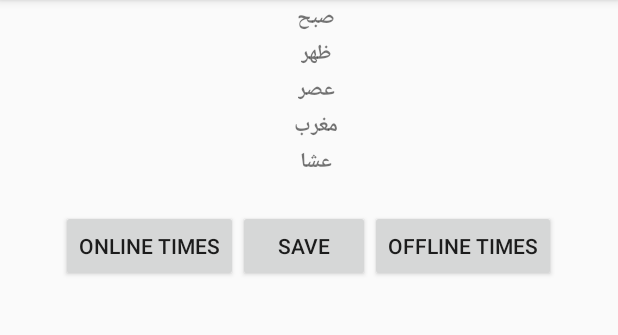
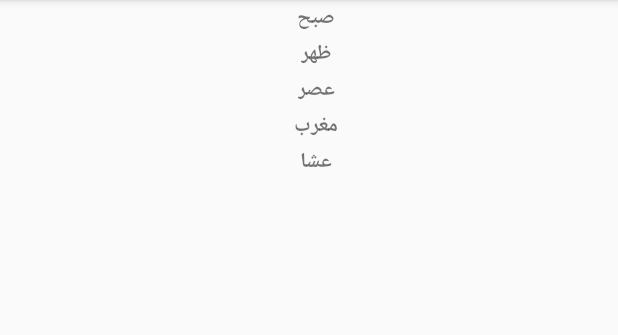
Before and after one commit to deldutt/Sematec, an Android app: the screen it shows after launch (PrayTimesActivity), on a phone screen of 412 x 824 dp, the part 84-419 px from its top. Run offline under Robolectric (Android 15) with nearby library versions, the phone set to English and light mode, and no system bars; libraries missing offline, so code that uses them is left out: com.loopj.android, cz.msebera.android; 2 statements that could not run were skipped.

Commit message:
Show and save pray times without any buttons.

```diff
--- a/PrayTimes/app/src/main/java/com/sematec/praytimes/PrayTimesActivity.java
+++ b/PrayTimes/app/src/main/java/com/sematec/praytimes/PrayTimesActivity.java
@@ -2,7 +2,6 @@ package com.sematec.praytimes;
 
 import android.os.Bundle;
 import android.util.Log;
-import android.view.View;
 import android.widget.TextView;
 
 import androidx.appcompat.app.AppCompatActivity;
@@ -22,26 +21,61 @@ import cz.msebera.android.httpclient.Header;
 
 public class PrayTimesActivity extends AppCompatActivity {
 
-    private Timings timings;
-    final DbHelper dbHelper = new DbHelper(this, "Pray_Times",null, 1);
+    final DbHelper dbHelper = new DbHelper(this);
 
     @Override
     protected void onCreate(Bundle savedInstanceState) {
         super.onCreate(savedInstanceState);
         setContentView(R.layout.activity_pray_times);
+
+        if (isFirstRun() || isNotLatestPrayTime()) {
+            showLatestPrayTimes();
+        } else {
+            showSavedPrayTimes();
+        }
     }
 
-    public void onOnlineTimesClicked(View view) {
-        String address = "http://api.aladhan.com/v1/timingsByCity?city=Tehran&country=Iran&method=8";
+    @Override
+    protected void onDestroy() {
+        super.onDestroy();
+
+        if (isFirstRun() || isNotLatestPrayTime()) {
+            saveLatestPrayTimes(!isFirstRun());
+        }
+    }
+
+    private boolean isFirstRun() {
+        boolean isFirstRun = false;
+        if (dbHelper.getLatestUpdateDate().isEmpty())
+            isFirstRun = true;
+
+        return isFirstRun;
+    }
+
+    private boolean isNotLatestPrayTime() {
+        boolean isNotLatest = false;
+        String latestUpdateDate = dbHelper.getLatestUpdateDate();
+        String todayDate = dbHelper.getTodayDate();
+
+        if (!latestUpdateDate.equals(todayDate)) {
+            isNotLatest = true;
+        }
+
+        return isNotLatest;
+    }
+
+    public void showLatestPrayTimes() {
         AsyncHttpClient client = new AsyncHttpClient();
-        client.get(address, new JsonHttpResponseHandler() {
+        String url = "http://api.aladhan.com/v1/timingsByCity?city=Tehran&country=Iran&method=8";
 
+        client.get(url, new JsonHttpResponseHandler() {
             @Override
             public void onSuccess(int statusCode, Header[] headers, JSONObject response) {
                 super.onSuccess(statusCode, headers, response);
                 Gson gson = new Gson();
-                PrayTimeExtractor prayTimeExtractor = gson.fromJson(response.toString(), PrayTimeExtractor.class);
-                timings = prayTimeExtractor.getData().getTimings();
+                PrayTimeExtractor prayTimeExtractor =
+                        gson.fromJson(response.toString(), PrayTimeExtractor.class);
+                Timings timings = prayTimeExtractor.getData().getTimings();
 
                 TextView fajrTextView = findViewById(R.id.fajrTextView);
                 TextView dhuhrTextView = findViewById(R.id.dhuhrTextView);
@@ -59,19 +93,20 @@ public class PrayTimesActivity extends AppCompatActivity {
             @Override
             public void onFailure(int statusCode, Header[] headers, Throwable throwable, JSONObject errorResponse) {
                 super.onFailure(statusCode, headers, throwable, errorResponse);
-                Log.d("TAG", throwable.getMessage());
+                Log.d("Service Error: ", "Service Unavailable");
             }
         });
     }
 
-    public void onSaveTimesClicked(View view) {
+    public void saveLatestPrayTimes(final boolean isUpdateOperation) {
         TextView fajrTextView = findViewById(R.id.fajrTextView);
         TextView dhuhrTextView = findViewById(R.id.dhuhrTextView);
         TextView asrTextView = findViewById(R.id.asrTextView);
         TextView maghribTextView = findViewById(R.id.maghribTextView);
         TextView ishaTextView = findViewById(R.id.ishaTextView);
 
-        dbHelper.insertPrayTimes(
+        dbHelper.savePrayTimesToDatabase(
+                isUpdateOperation,
                 fajrTextView.getText().toString(),
                 dhuhrTextView.getText().toString(),
                 asrTextView.getText().toString(),
@@ -79,7 +114,7 @@ public class PrayTimesActivity extends AppCompatActivity {
                 ishaTextView.getText().toString());
     }
 
-    public void onOfflineTimesClicked(View view) {
+    public void showSavedPrayTimes() {
         ArrayList<String> prayTimes = dbHelper.getPrayTimes();
 
         TextView fajrTextView = findViewById(R.id.fajrTextView);
@@ -94,4 +129,5 @@ public class PrayTimesActivity extends AppCompatActivity {
         maghribTextView.setText(prayTimes.get(3));
         ishaTextView.setText(prayTimes.get(4));
     }
+
 }
--- a/PrayTimes/app/src/main/res/layout/activity_pray_times.xml
+++ b/PrayTimes/app/src/main/res/layout/activity_pray_times.xml
@@ -106,33 +106,4 @@
             android:textStyle="bold" />
 
     </LinearLayout>
-
-    <LinearLayout
-        android:layout_width="wrap_content"
-        android:layout_height="wrap_content"
-        android:layout_margin="20dp"
-        android:orientation="horizontal">
-
-        <Button
-            android:id="@+id/online_times_button"
-            android:layout_width="wrap_content"
-            android:layout_height="wrap_content"
-            android:text="@string/show_online_times"
-            android:onClick="onOnlineTimesClicked"/>
-
-        <Button
-            android:id="@+id/save_times_button"
-            android:layout_width="wrap_content"
-            android:layout_height="wrap_content"
-            android:text="@string/save"
-            android:onClick="onSaveTimesClicked"/>
-
-        <Button
-            android:id="@+id/offline_times_button"
-            android:layout_width="wrap_content"
-            android:layout_height="wrap_content"
-            android:text="Offline Times"
-            android:onClick="onOfflineTimesClicked"/>
-
-    </LinearLayout>
 </LinearLayout>
```
Also changed, not shown: PrayTimes/app/src/main/java/com/sematec/praytimes/db/DbHelper.java (+92 -48 lines).
